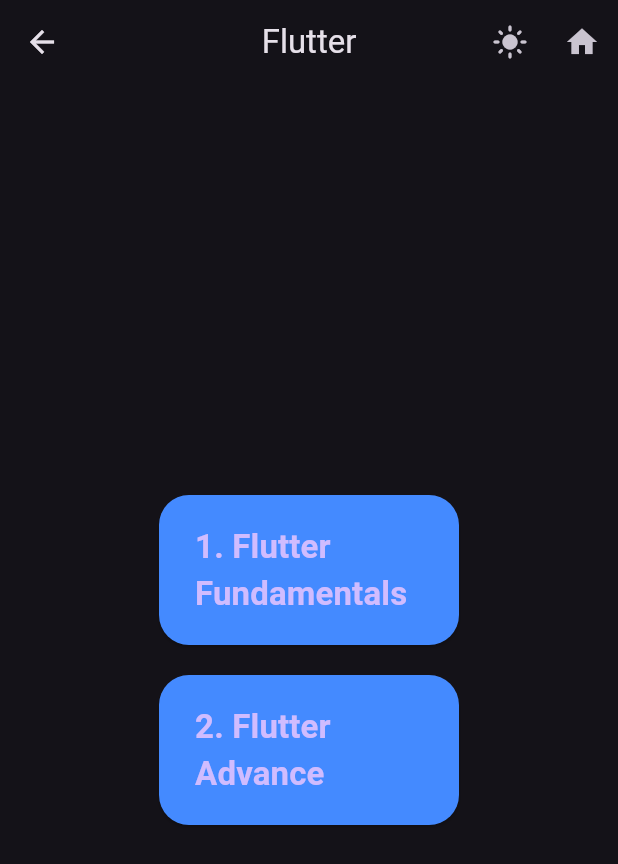
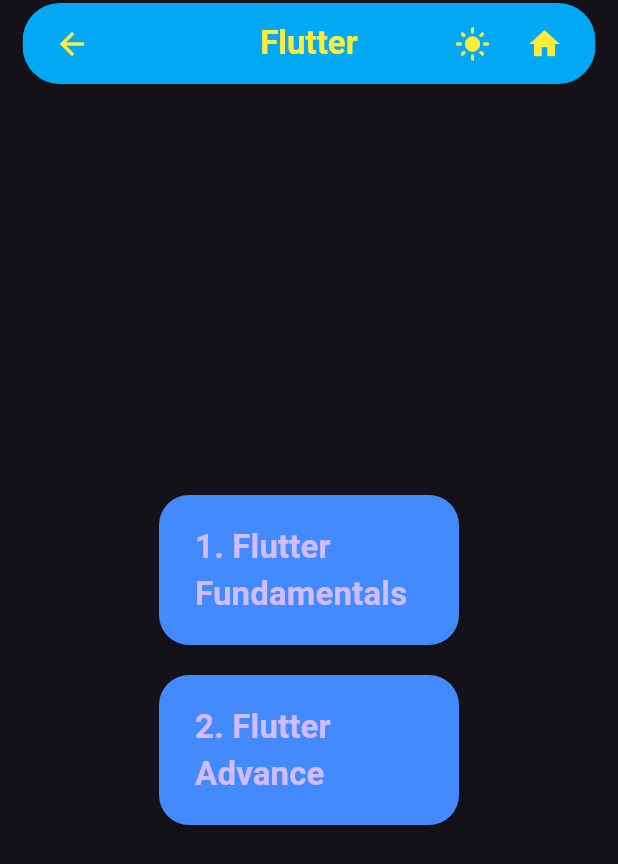
Before and after one commit to sazid99/Flutter-Foundation, a Flutter app: the FlutterPage screen opened directly, on a phone screen of 412 x 824 dp. Shown: the top 864 px of the screen. Run offline on Flutter 3.47's test engine with Material 3 defaults, Android fonts, the phone set to English and light mode, and no system bars.

Commit message:
new commit

```diff
--- a/lib/custom_widgets/custom_appbar.dart
+++ b/lib/custom_widgets/custom_appbar.dart
@@ -21,14 +21,26 @@
   @override
   Widget build(BuildContext context) {
     final themProvider = Provider.of<ThemeProvider>(context);
-    return AppBar(
-      title: Text(widget.text),
+    return Padding(
+      padding: const EdgeInsets.only(left: 15, right: 15, top: 2),
+      child: ClipRRect(
+        borderRadius: BorderRadius.circular(25),
+        child: AppBar(
+          backgroundColor: Colors.lightBlue,
+          foregroundColor: Colors.yellow,
+          title: Text(
+            widget.text,
+            style: TextStyle(fontWeight: FontWeight.bold),
+          ),
           centerTitle: true,
-      leading: IconButton(
+          leading: Padding(
+            padding: const EdgeInsets.only(left: 10),
+            child: IconButton(
                 onPressed: () {
                   Navigator.pop(context);
                 },
                 icon: Icon(Icons.arrow_back)),
+          ),
           actions: [
             IconButton(
               onPressed: () {
@@ -44,7 +56,9 @@
                     : Icons.light_mode,
               ),
             ),
-        IconButton(
+            Padding(
+              padding: const EdgeInsets.only(right: 10),
+              child: IconButton(
                   onPressed: () {
                     Navigator.push(
                       context,
@@ -53,8 +67,11 @@
                       ),
                     );
                   },
-            icon: Icon(Icons.home))
+                  icon: Icon(Icons.home)),
+            )
           ],
+        ),
+      ),
     );
   }
 }
```
Lines whose indentation alone changed are shown as unchanged.
